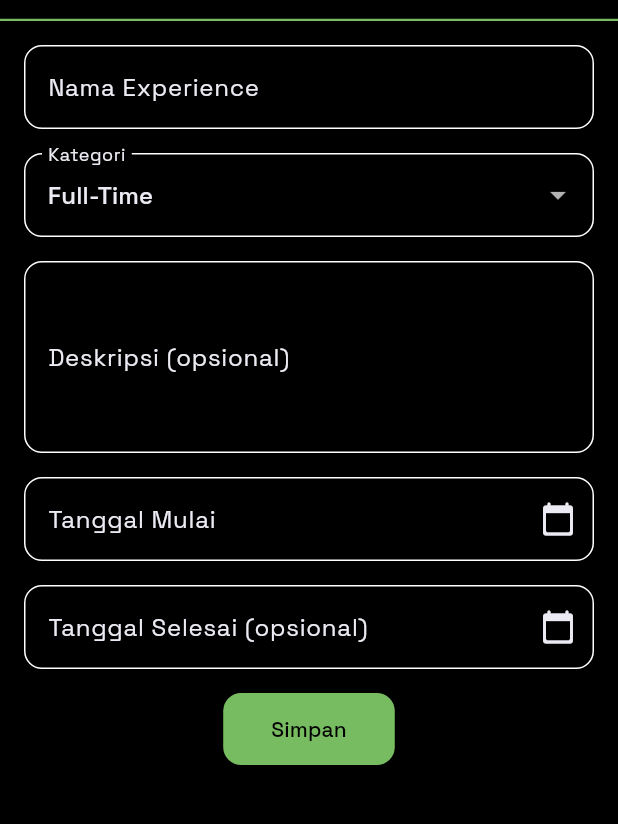
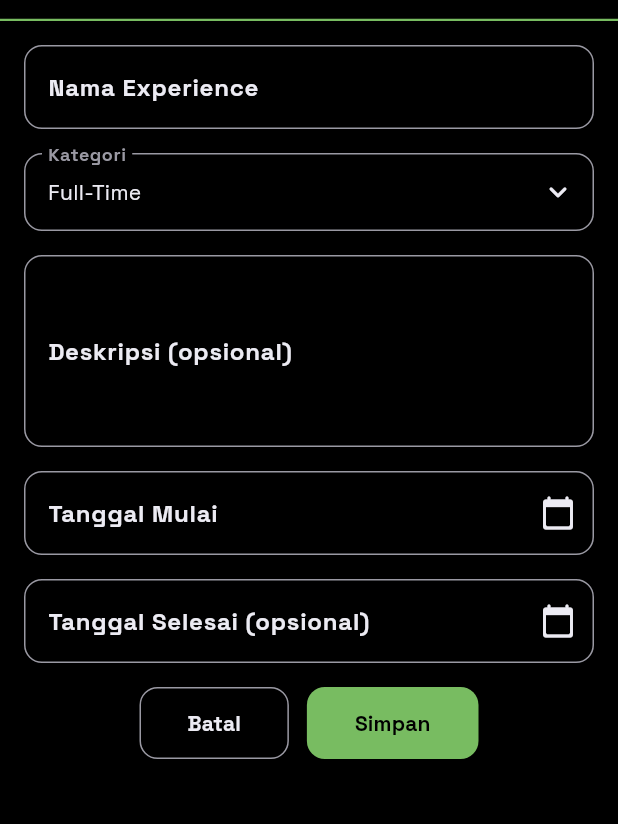
Before and after one commit to JihanN-arch/myportofolio-mobile-pbp, a Flutter app: the ExperienceFormPage screen opened directly, on a phone screen of 412 x 824 dp, the part 63-887 px from its top. Run offline on Flutter 3.47's test engine with Material 3 defaults, Android fonts, the phone set to English and light mode, and no system bars; our stand-ins replace material_ui; project files that could hold a hidden picture were left out.

Commit message:
feat(experience): add experience form

```diff
--- a/lib/screens/experience_form.dart
+++ b/lib/screens/experience_form.dart
@@ -1,6 +1,8 @@
-import 'package:flutter/material.dart';
+import 'package:material_ui/material_ui.dart';
 import 'package:myportofolio_mobile/app_colors.dart';
 import 'package:myportofolio_mobile/app_text_styles.dart';
+import 'package:myportofolio_mobile/widgets/form_decoration.dart';
+import 'package:myportofolio_mobile/widgets/form_dialogs.dart';
 import 'package:myportofolio_mobile/widgets/left_drawer.dart';
 
 // field fn aturan validasi, ini ikutin kek di Django
@@ -57,17 +59,11 @@ class _ExperienceFormPageState extends State<ExperienceFormPage> {
     String? hint,
     Widget? suffixIcon,
   }) {
-    return InputDecoration(
-      labelText: label,
-      hintText: hint,
+    return appInputDecoration(
+      label,
+      accent: AppColors.green,
+      hint: hint,
       suffixIcon: suffixIcon,
-      border: const OutlineInputBorder(
-        borderRadius: BorderRadius.all(Radius.circular(12)),
-      ),
-      focusedBorder: const OutlineInputBorder(
-        borderRadius: BorderRadius.all(Radius.circular(12)),
-        borderSide: BorderSide(color: AppColors.green, width: 1.5),
-      ),
     );
   }
 
@@ -126,43 +122,53 @@ class _ExperienceFormPageState extends State<ExperienceFormPage> {
     });
   }
 
+  bool get _isDirty =>
+      _title.isNotEmpty ||
+      _description.isNotEmpty ||
+      _category != _defaultCategory ||
+      _startedAt != null ||
+      _endedAt != null;
+
   void _showSummaryDialog() {
-    showDialog(
-      context: context,
-      builder: (context) {
-        return AlertDialog(
-          title: const Text("Experience berhsasil ditambahkan"),
-          content: SingleChildScrollView(
-            child: Column(
-              crossAxisAlignment: CrossAxisAlignment.center,
-              mainAxisSize: MainAxisSize.min,
-              children: [
-                Text('Nama Experience: $_title'),
-                Text('Kategori: ${_categories[_category]}'),
-                Text('Deskripsi: ${_description.isEmpty ? "-" : _description}'),
-                Text('Mulai: ${_startedController.text}'),
-                Text(
-                  'Selesai: ${_endedAt == null ? "Masih berlangsung" : _endedController.text}',
+    showSummaryDialog(
+      context,
+      title: 'Experience berhasil ditambahkan!',
+      accent: AppColors.green,
+      items: [
+        SummaryItem(Icons.work_outline, 'Nama Experience', _title),
+        SummaryItem(
+          Icons.category_outlined,
+          'Kategori',
+          _categories[_category] ?? _category,
+        ),
+        SummaryItem(
+          Icons.notes_rounded,
+          'Deskripsi',
+          _description.isEmpty ? '-' : _description,
+        ),
+        SummaryItem(Icons.event_outlined, 'Mulai', _startedController.text),
+        SummaryItem(
+          Icons.event_available_outlined,
+          'Selesai',
+          _endedAt == null ? 'Masih berlangsung' : _endedController.text,
         ),
       ],
-            ),
-          ),
-          actions: [
-            TextButton(
-              child: const Text('OK'),
-              onPressed: () {
-                Navigator.pop(context);
-                _resetForm();
-              },
-            ),
-          ],
-        );
-      },
+      onClose: _resetForm,
     );
   }
 
   @override
   Widget build(BuildContext context) {
+    return PopScope(
+      canPop: !_isDirty,
+      onPopInvokedWithResult: (didPop, result) {
+        if (!didPop) confirmLeaveForm(context);
+      },
+      child: _buildPage(context),
+    );
+  }
+
+  Widget _buildPage(BuildContext context) {
     return Scaffold(
       appBar: AppBar(
         title: Text(
@@ -177,7 +183,7 @@ class _ExperienceFormPageState extends State<ExperienceFormPage> {
           bottom: BorderSide(color: AppColors.green, width: 1.5),
         ),
       ),
-      drawer: const LeftDrawer(),
+      drawer: const LeftDrawer(current: DrawerDestination.addExperience),
       body: Form(
         key: _formKey,
         child: SingleChildScrollView(
@@ -213,21 +219,14 @@ class _ExperienceFormPageState extends State<ExperienceFormPage> {
               // === Kategori ===
               Padding(
                 padding: const EdgeInsets.all(8.0),
-                child: DropdownButtonFormField<String>(
-                  decoration: _inputDecoration("Kategori"),
-                  dropdownColor: AppColors.carbonBlack,
-                  initialValue: _category,
-                  items: _categories.entries
-                      .map(
-                        (entry) => DropdownMenuItem(
-                          value: entry.key,
-                          child: Text(entry.value),
-                        ),
-                      )
-                      .toList(),
-                  onChanged: (String? newValue) {
+                child: AppSelectField(
+                  label: "Kategori",
+                  accent: AppColors.green,
+                  options: _categories,
+                  value: _category,
+                  onChanged: (String newValue) {
                     setState(() {
-                      _category = newValue!;
+                      _category = newValue;
                     });
                   },
                 ),
@@ -303,12 +302,32 @@ class _ExperienceFormPageState extends State<ExperienceFormPage> {
                 ),
               ),
 
-              // === Tombol Simpan ===
-              Align(
-                alignment: Alignment.bottomCenter,
-                child: Padding(
+              // === Tombol Batal dan Simpan ===
+              Padding(
                 padding: const EdgeInsets.all(8.0),
-                  child: ElevatedButton(
+                child: Row(
+                  mainAxisAlignment: MainAxisAlignment.center,
+                  children: [
+                    OutlinedButton(
+                      style: OutlinedButton.styleFrom(
+                        foregroundColor: AppColors.white,
+                        side: const BorderSide(color: AppColors.muted),
+                        padding: const EdgeInsets.symmetric(
+                          horizontal: 32,
+                          vertical: 14,
+                        ),
+                        shape: const RoundedRectangleBorder(
+                          borderRadius: BorderRadius.all(Radius.circular(12)),
+                        ),
+                      ),
+                      onPressed: () => cancelForm(context, isDirty: _isDirty),
+                      child: const Text(
+                        "Batal",
+                        style: TextStyle(fontWeight: FontWeight.bold),
+                      ),
+                    ),
+                    const SizedBox(width: 12),
+                    ElevatedButton(
                       style: ElevatedButton.styleFrom(
                         backgroundColor: AppColors.green,
                         foregroundColor: AppColors.black,
@@ -326,8 +345,12 @@ class _ExperienceFormPageState extends State<ExperienceFormPage> {
                           _showSummaryDialog();
                         }
                       },
-                    child: const Text("Simpan"),
+                      child: const Text(
+                        "Simpan",
+                        style: TextStyle(fontWeight: FontWeight.bold),
                       ),
+                    ),
+                  ],
                 ),
               ),
             ],
```
Lines whose indentation alone changed are shown as unchanged.
